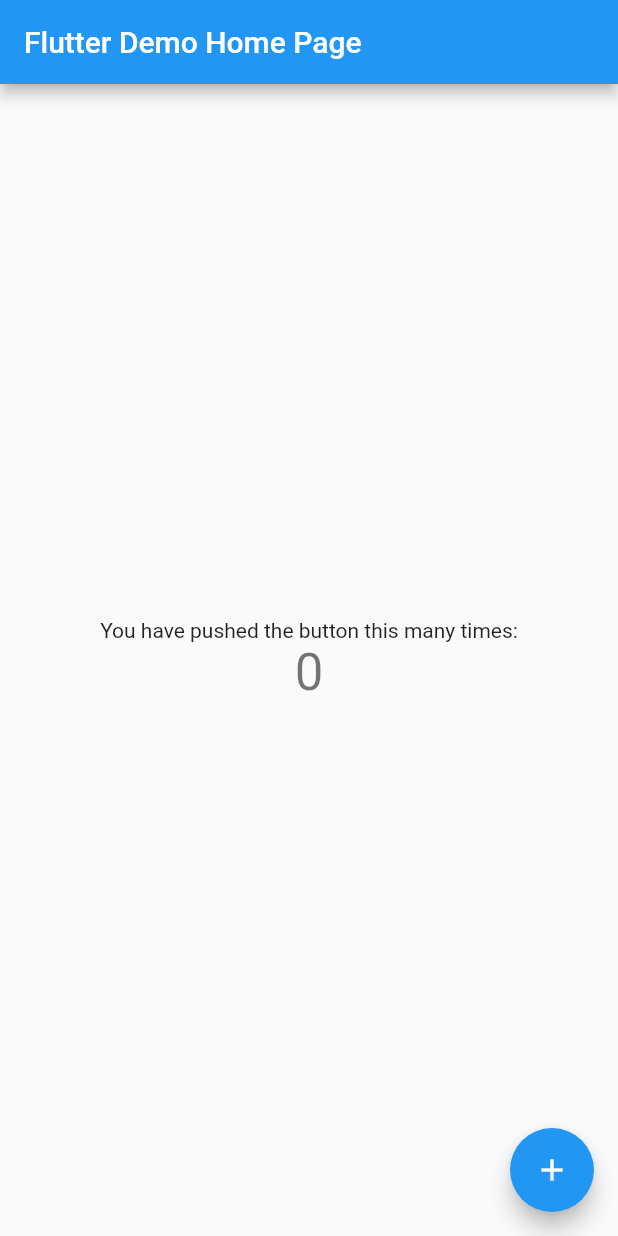
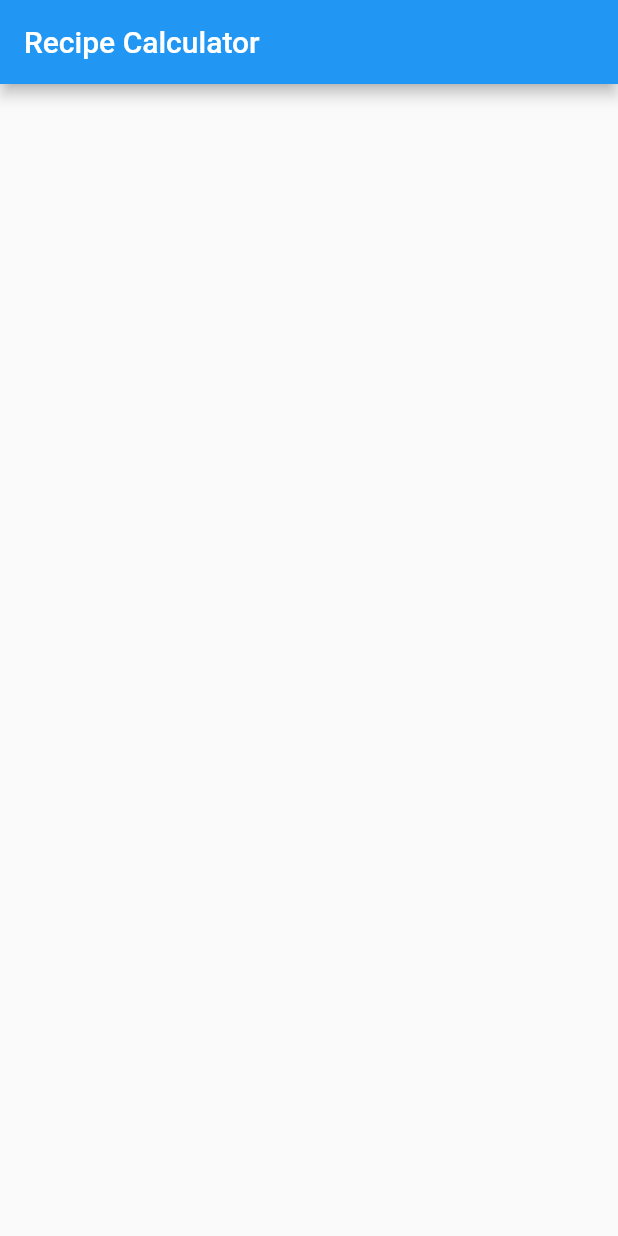
Before and after one commit to putheakhem/learn_flutter_recipes, a Flutter app: the screen it shows after launch, on a phone screen of 412 x 824 dp. Run offline on Flutter 3.47's test engine with Material 2 defaults, Android fonts, the phone set to English and light mode, and no system bars.

Commit message:
clearing the app

```diff
--- a/lib/main.dart
+++ b/lib/main.dart
@@ -1,45 +1,27 @@
 import 'package:flutter/material.dart';
 
 void main() {
-  runApp(const MyApp());
+  runApp(const RecipesApp());
 }
 
-class MyApp extends StatelessWidget {
-  const MyApp({Key? key}) : super(key: key);
+class RecipesApp extends StatelessWidget {
+  const RecipesApp({Key? key}) : super(key: key);
 
   // This widget is the root of your application.
   @override
   Widget build(BuildContext context) {
     return MaterialApp(
-      title: 'Flutter Demo',
+      title: 'Recipes Calculator',
       theme: ThemeData(
-        // This is the theme of your application.
-        //
-        // Try running your application with "flutter run". You'll see the
-        // application has a blue toolbar. Then, without quitting the app, try
-        // changing the primarySwatch below to Colors.green and then invoke
-        // "hot reload" (press "r" in the console where you ran "flutter run",
-        // or simply save your changes to "hot reload" in a Flutter IDE).
-        // Notice that the counter didn't reset back to zero; the application
-        // is not restarted.
-        primarySwatch: Colors.blue,
+        colorScheme: ColorScheme.fromSwatch(primaryColorDark: Colors.white).copyWith(secondary: Colors.black),
       ),
-      home: const MyHomePage(title: 'Flutter Demo Home Page'),
+      home: const MyHomePage(title: 'Recipe Calculator'),
     );
   }
 }
 
 class MyHomePage extends StatefulWidget {
   const MyHomePage({Key? key, required this.title}) : super(key: key);
-
-  // This widget is the home page of your application. It is stateful, meaning
-  // that it has a State object (defined below) that contains fields that affect
-  // how it looks.
-
-  // This class is the configuration for the state. It holds the values (in this
-  // case the title) provided by the parent (in this case the App widget) and
-  // used by the build method of the State. Fields in a Widget subclass are
-  // always marked "final".
 
   final String title;
 
@@ -48,68 +30,17 @@ class MyHomePage extends StatefulWidget {
 }
 
 class _MyHomePageState extends State<MyHomePage> {
-  int _counter = 0;
-
-  void _incrementCounter() {
-    setState(() {
-      // This call to setState tells the Flutter framework that something has
-      // changed in this State, which causes it to rerun the build method below
-      // so that the display can reflect the updated values. If we changed
-      // _counter without calling setState(), then the build method would not be
-      // called again, and so nothing would appear to happen.
-      _counter++;
-    });
-  }
-
   @override
   Widget build(BuildContext context) {
-    // This method is rerun every time setState is called, for instance as done
-    // by the _incrementCounter method above.
-    //
-    // The Flutter framework has been optimized to make rerunning build methods
-    // fast, so that you can just rebuild anything that needs updating rather
-    // than having to individually change instances of widgets.
     return Scaffold(
       appBar: AppBar(
-        // Here we take the value from the MyHomePage object that was created by
-        // the App.build method, and use it to set our appbar title.
         title: Text(widget.title),
       ),
-      body: Center(
-        // Center is a layout widget. It takes a single child and positions it
-        // in the middle of the parent.
-        child: Column(
-          // Column is also a layout widget. It takes a list of children and
-          // arranges them vertically. By default, it sizes itself to fit its
-          // children horizontally, and tries to be as tall as its parent.
-          //
-          // Invoke "debug painting" (press "p" in the console, choose the
-          // "Toggle Debug Paint" action from the Flutter Inspector in Android
-          // Studio, or the "Toggle Debug Paint" command in Visual Studio Code)
-          // to see the wireframe for each widget.
-          //
-          // Column has various properties to control how it sizes itself and
-          // how it positions its children. Here we use mainAxisAlignment to
-          // center the children vertically; the main axis here is the vertical
-          // axis because Columns are vertical (the cross axis would be
-          // horizontal).
-          mainAxisAlignment: MainAxisAlignment.center,
-          children: <Widget>[
-            const Text(
-              'You have pushed the button this many times:',
-            ),
-            Text(
-              '$_counter',
-              style: Theme.of(context).textTheme.headline4,
-            ),
-          ],
+      body: SafeArea(
+        child: Container(
+
         ),
-      ),
-      floatingActionButton: FloatingActionButton(
-        onPressed: _incrementCounter,
-        tooltip: 'Increment',
-        child: const Icon(Icons.add),
-      ), // This trailing comma makes auto-formatting nicer for build methods.
+      )
     );
   }
 }
```
Also changed, not shown: 1 other file.
